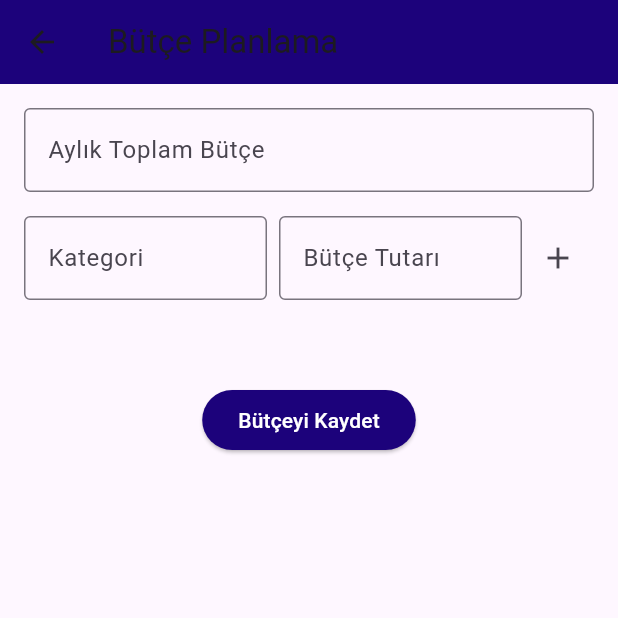
After one commit to KubraAdam/SpendWise, a Flutter app: the screen it shows once a user with an empty profile is signed in, after a tap on "Budget Planning", on a phone screen of 412 x 824 dp, the top half of it. The commit adds this screen. Run offline on Flutter 3.47's test engine with Material 3 defaults, Android fonts, the phone set to English and light mode, and no system bars; our stand-ins replace cloud_firestore, firebase_auth, firebase_core, fl_chart, google_sign_in, image_picker; missing offline and left inert: google_mlkit_text_recognition; accounts and stored records are empty.

Commit message:
6. ve 7. commit

```diff
--- a/lib/main.dart
+++ b/lib/main.dart
@@ -6,16 +6,21 @@ import 'package:kisiselfinansapp/theme/theme_mode_notifier.dart'; // Tema yönet
 import 'screens/login_screen.dart';
 import 'screens/dashboard_screen.dart';
 import 'screens/signup_screen.dart';
-import 'screens/income_expenses_screen.dart'; // 🔥 Yeni ekranı import ettik
-import 'package:kisiselfinansapp/screens/receipt_ocr_screen.dart';
+import 'screens/income_expenses_screen.dart';
+import 'screens/receipt_ocr_screen.dart';
+import 'screens/receipt_list_screen.dart'; // 👈 Bu satır eklendi
+import 'firebase_options.dart';
+import 'package:kisiselfinansapp/screens/budget_planning_screen.dart';
 
 
 void main() async {
   WidgetsFlutterBinding.ensureInitialized();
-  await Firebase.initializeApp();
+  await Firebase.initializeApp(
+    options: DefaultFirebaseOptions.currentPlatform,
+  );
   runApp(
     ChangeNotifierProvider(
-      create: (_) => ThemeModeNotifier(), // Tema sağlayıcı
+      create: (_) => ThemeModeNotifier(),
       child: const MyApp(),
     ),
   );
@@ -26,14 +31,16 @@ class MyApp extends StatelessWidget {
 
   @override
   Widget build(BuildContext context) {
-    final themeNotifier = Provider.of<ThemeModeNotifier>(context); // Theme değişimi için
+    final themeNotifier = Provider.of<ThemeModeNotifier>(context);
 
     return MaterialApp(
       debugShowCheckedModeBanner: false,
       title: 'Kişisel Finans',
-      theme: ThemeData.light(), // Açık tema
-      darkTheme: ThemeData.dark(), // Karanlık tema
-      themeMode: themeNotifier.themeMode, // Tema modunu kullan
+      theme: ThemeData.light(),
+      darkTheme: ThemeData.dark(),
+      themeMode: themeNotifier.themeMode,
+
+      //
       home: StreamBuilder<User?>(
   stream: FirebaseAuth.instance.authStateChanges(),
   builder: (context, snapshot) {
@@ -42,19 +49,23 @@ class MyApp extends StatelessWidget {
         body: Center(child: CircularProgressIndicator()),
       );
     } else if (snapshot.hasData) {
-            return const DashboardScreen(); // Kullanıcı giriş yaptıysa
+      return const DashboardScreen(); // ✅ Giriş yaptıysa burası
     } else {
-            return const LoginScreen(); // Giriş yapmadıysa
+      return const LoginScreen(); // ❌ Giriş yapmadıysa burası
     }
   },
 ),
+
+
+      // 🧭 Route'lar aynı kaldı
       routes: {
         '/login': (context) => const LoginScreen(),
         '/dashboard': (context) => const DashboardScreen(),
         '/signup': (context) => const SignUpScreen(),
-        '/income_expenses': (context) => const IncomeExpensesScreen(), // 🔥 Yeni route ekledik
+        '/income_expenses': (context) => const IncomeExpensesScreen(),
         '/receipt_ocr': (context) => const ReceiptOCRScreen(),
-
+        '/receipt_list': (context) => const ReceiptListScreen(),
+        '/budget_planning': (context) => const BudgetPlanningScreen(),
 
       },
     );
--- /dev/null
+++ b/lib/screens/budget_planning_screen.dart
@@ -0,0 +1,170 @@
+import 'package:flutter/material.dart';
+import 'package:cloud_firestore/cloud_firestore.dart';
+import 'package:firebase_auth/firebase_auth.dart';
+import 'package:fl_chart/fl_chart.dart'; // ✅ Grafik için eklendi
+
+class BudgetPlanningScreen extends StatefulWidget {
+  const BudgetPlanningScreen({super.key});
+
+  @override
+  State<BudgetPlanningScreen> createState() => _BudgetPlanningScreenState();
+}
+
+class _BudgetPlanningScreenState extends State<BudgetPlanningScreen> {
+  final TextEditingController _monthlyBudgetController = TextEditingController();
+  final TextEditingController _categoryController = TextEditingController();
+  final TextEditingController _categoryBudgetController = TextEditingController();
+
+  List<Map<String, String>> _categoryBudgets = [];
+
+  void _addCategoryBudget() {
+    if (_categoryController.text.isNotEmpty && _categoryBudgetController.text.isNotEmpty) {
+      setState(() {
+        _categoryBudgets.add({
+          'category': _categoryController.text,
+          'budget': _categoryBudgetController.text,
+        });
+        _categoryController.clear();
+        _categoryBudgetController.clear();
+      });
+    }
+  }
+
+  Future<void> _saveBudgetPlan() async {
+    final user = FirebaseAuth.instance.currentUser;
+    if (user == null || _monthlyBudgetController.text.isEmpty) return;
+
+    final Map<String, dynamic> data = {
+      'userId': user.uid,
+      'totalBudget': double.tryParse(_monthlyBudgetController.text) ?? 0.0,
+      'categoryBudgets': _categoryBudgets,
+      'createdAt': FieldValue.serverTimestamp(),
+    };
+
+    await FirebaseFirestore.instance.collection('budgets').add(data);
+
+    ScaffoldMessenger.of(context).showSnackBar(
+      const SnackBar(content: Text("Bütçe başarıyla kaydedildi.")),
+    );
+  }
+
+  List<BarChartGroupData> _buildBarChartData() {
+    return _categoryBudgets.asMap().entries.map((entry) {
+      final index = entry.key;
+      final category = entry.value['category'] ?? '';
+      final value = double.tryParse(entry.value['budget'] ?? '0') ?? 0.0;
+      return BarChartGroupData(
+        x: index,
+        barRods: [
+          BarChartRodData(toY: value, width: 20, borderRadius: BorderRadius.circular(4)),
+        ],
+        showingTooltipIndicators: [0],
+      );
+    }).toList();
+  }
+
+  Widget _buildBarChart() {
+    if (_categoryBudgets.isEmpty) return const SizedBox();
+
+    return SizedBox(
+      height: 250,
+      child: BarChart(
+        BarChartData(
+          barGroups: _buildBarChartData(),
+          titlesData: FlTitlesData(
+            leftTitles: AxisTitles(sideTitles: SideTitles(showTitles: true)),
+            rightTitles: AxisTitles(sideTitles: SideTitles(showTitles: false)),
+            topTitles: AxisTitles(sideTitles: SideTitles(showTitles: false)),
+            bottomTitles: AxisTitles(
+              sideTitles: SideTitles(
+                showTitles: true,
+                getTitlesWidget: (value, meta) {
+                  final index = value.toInt();
+                  if (index < 0 || index >= _categoryBudgets.length) return const SizedBox();
+                  return Text(_categoryBudgets[index]['category'] ?? '', style: const TextStyle(fontSize: 10));
+                },
+              ),
+            ),
+          ),
+          borderData: FlBorderData(show: false),
+          gridData: FlGridData(show: false),
+        ),
+      ),
+    );
+  }
+
+  @override
+  Widget build(BuildContext context) {
+    return Scaffold(
+      appBar: AppBar(
+        title: const Text('Bütçe Planlama'),
+        backgroundColor: const Color(0xFF1C027B),
+      ),
+      body: Padding(
+        padding: const EdgeInsets.all(16),
+        child: SingleChildScrollView(
+          child: Column(
+            children: [
+              TextField(
+                controller: _monthlyBudgetController,
+                keyboardType: TextInputType.number,
+                decoration: const InputDecoration(
+                  labelText: 'Aylık Toplam Bütçe',
+                  border: OutlineInputBorder(),
+                ),
+              ),
+              const SizedBox(height: 16),
+              Row(
+                children: [
+                  Expanded(
+                    child: TextField(
+                      controller: _categoryController,
+                      decoration: const InputDecoration(
+                        labelText: 'Kategori',
+                        border: OutlineInputBorder(),
+                      ),
+                    ),
+                  ),
+                  const SizedBox(width: 8),
+                  Expanded(
+                    child: TextField(
+                      controller: _categoryBudgetController,
+                      keyboardType: TextInputType.number,
+                      decoration: const InputDecoration(
+                        labelText: 'Bütçe Tutarı',
+                        border: OutlineInputBorder(),
+                      ),
+                    ),
+                  ),
+                  IconButton(
+                    icon: const Icon(Icons.add),
+                    onPressed: _addCategoryBudget,
+                  )
+                ],
+              ),
+              const SizedBox(height: 16),
+              Column(
+                children: _categoryBudgets.map((item) {
+                  return ListTile(
+                    title: Text("${item['category']} - ${item['budget']}₺"),
+                  );
+                }).toList(),
+              ),
+              const SizedBox(height: 20),
+              _buildBarChart(), // ✅ Grafik eklendi
+              const SizedBox(height: 20),
+              ElevatedButton(
+                onPressed: _saveBudgetPlan,
+                style: ElevatedButton.styleFrom(
+                  backgroundColor: const Color(0xFF1C027B),
+                  foregroundColor: Colors.white,
+                ),
+                child: const Text('Bütçeyi Kaydet'),
+              )
+            ],
+          ),
+        ),
+      ),
+    );
+  }
+}
--- a/lib/screens/dashboard_screen.dart
+++ b/lib/screens/dashboard_screen.dart
@@ -4,6 +4,8 @@ import 'package:provider/provider.dart';
 import 'package:kisiselfinansapp/theme/theme_mode_notifier.dart';
 import '../screens/login_screen.dart';
 import 'package:kisiselfinansapp/screens/receipt_ocr_screen.dart';
+
+
 
 
 class DashboardScreen extends StatelessWidget {
@@ -15,7 +17,7 @@ class DashboardScreen extends StatelessWidget {
 
     return Scaffold(
       appBar: AppBar(
-        title: const Text('Dashboard', style: TextStyle(color: Colors.white)),
+        title: const Text('Home', style: TextStyle(color: Colors.white)),
         backgroundColor: const Color(0xFF1C027B),
         actions: [
           IconButton(
```
Also changed, not shown: lib/screens/receipt_list_screen.dart (added, +120 -0 lines), lib/screens/receipt_ocr_screen.dart (+99 -2 lines), pubspec.yaml (+9 -6 lines), lib/firebase_options.dart, pubspec.lock. Lines whose indentation alone changed are shown as unchanged.
